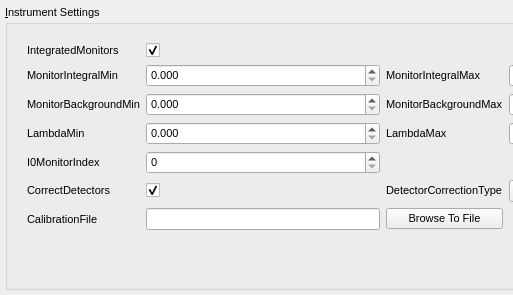
First picture: the form in qt/scientific_interfaces/ISISReflectometry/GUI/Instrument/InstrumentWidget.ui, repository mantidproject/mantid, before the edit; both pictures show x 0 to 513 and y 0 to 295 of the 866 by 295 pixel window.
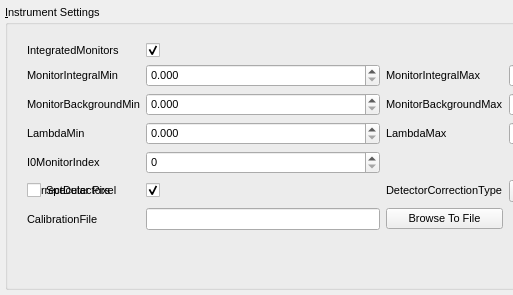
Second picture: the form after the edit.

Commit message: make instrument settings tab instrument dependant

```diff
--- a/qt/scientific_interfaces/ISISReflectometry/GUI/Instrument/InstrumentWidget.ui
+++ b/qt/scientific_interfaces/ISISReflectometry/GUI/Instrument/InstrumentWidget.ui
@@ -288,6 +288,16 @@
           </property>
          </widget>
         </item>
+        <item row="6" column="0" colspan="2">
+         <widget class="QCheckBox" name="specularPixelCheckBox">
+          <property name="text">
+           <string>Specular Pixel</string>
+          </property>
+          <property name="visible">
+           <bool>false</bool>
+          </property>
+         </widget>
+        </item>
         <item row="4" column="0">
          <widget class="QLabel" name="I0MonIndexLabel">
           <property name="sizePolicy">
```
The commit also changes 9 other files.
